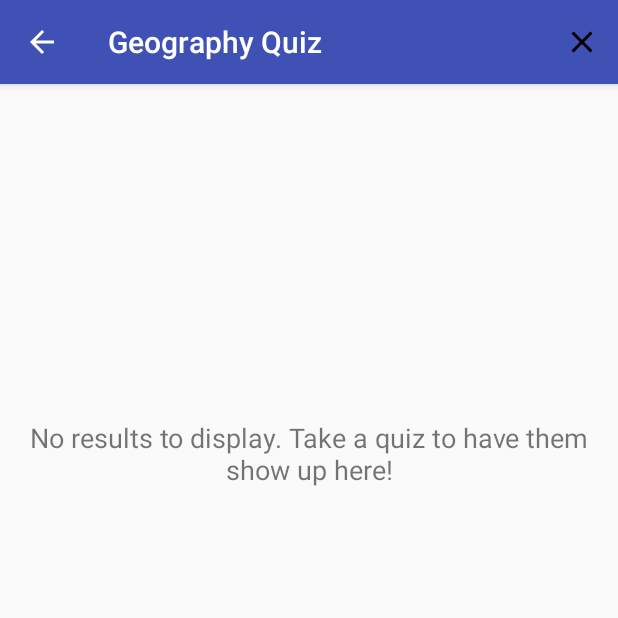
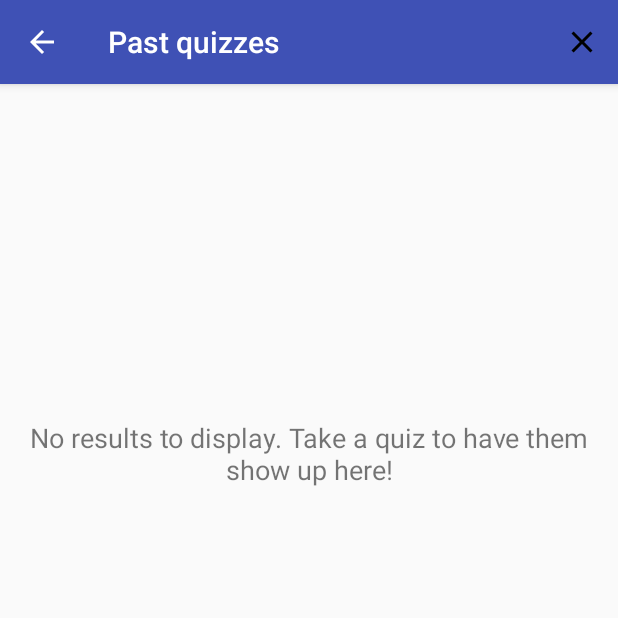
Before and after one commit to Kamal-M-Ali/CSCI-6060-Project-4, an Android app: the screen it shows after launch (ViewActivity), after a tap on "VIEW PAST QUIZ", on a phone screen of 412 x 824 dp, the top half of it. Run offline under Robolectric (Android 15) with nearby library versions, the phone set to English and light mode, and no system bars.

Commit message:
bug fixes

```diff
--- a/app/src/main/java/edu/uga/cs/geographyquiz/MainActivity.java
+++ b/app/src/main/java/edu/uga/cs/geographyquiz/MainActivity.java
@@ -31,8 +31,11 @@ public class MainActivity extends MenuActivity {
 
         // ancestor activity disable up button
         ActionBar ab = getSupportActionBar();
-        if (ab != null)
+        if (ab != null) {
             ab.setDisplayHomeAsUpEnabled(false);
+            ab.setTitle("Geography Quiz");
+        }
+
 
         // setting up event handlers
         takeQuizButton.setOnClickListener(view ->
--- a/app/src/main/java/edu/uga/cs/geographyquiz/ResultActivity.java
+++ b/app/src/main/java/edu/uga/cs/geographyquiz/ResultActivity.java
@@ -16,8 +16,11 @@ public class ResultActivity extends MenuActivity {
 
         // descendant activity enable up button, this will take the user back to the main activity
         ActionBar ab = getSupportActionBar();
-        if (ab != null)
+        if (ab != null) {
+            ab.setTitle("Back to main menu!");
             ab.setDisplayHomeAsUpEnabled(true);
+        }
+
 
         textView = findViewById(R.id.textView3);
 
--- a/app/src/main/java/edu/uga/cs/geographyquiz/ViewActivity.java
+++ b/app/src/main/java/edu/uga/cs/geographyquiz/ViewActivity.java
@@ -39,8 +39,10 @@ public class ViewActivity extends MenuActivity {
 
         // descendant activity enable the up button
         ActionBar ab = getSupportActionBar();
-        if (ab != null)
+        if (ab != null) {
+            ab.setTitle("Past quizzes");
             ab.setDisplayHomeAsUpEnabled(true);
+        }
 
         // defining variables
         recyclerView = findViewById(R.id.recyclerView);
--- a/app/src/main/res/values/strings.xml
+++ b/app/src/main/res/values/strings.xml
@@ -1,6 +1,6 @@
 <resources>
     <string name="app_name">Geography Quiz</string>
-    <string name="app_desc">In this app you will be presented with a 6 question quiz. For each question you will be presented with a state and your job is to select the capital city of that state from the 3 choices that will be presented to you. Once you are happy with your choice, swipe left to move to the next question. Once all 6 questions have been answered you will be given your final score. Past quiz results are saved and can be viewed by selecting the \"View Past Quiz\" button below. Press \"Take a Quiz\" to begin your quiz!</string>
+    <string name="app_desc">In this app you will be presented with a 6 page, 12 question quiz. On each page, your job is to select 1) the capital city of that state and 2) whether or not the capital city is also the largest city in the state. Once you are happy with your choices, swipe left to move to the next page. After the final swipe you will be given your results. Past quiz results are saved and can be viewed by selecting the \"View Past Quiz\" button below. Press \"Take a Quiz\" to begin your quiz!</string>
     <!-- TODO: Remove or change this placeholder text -->
     <string name="hello_blank_fragment">Hello blank fragment</string>
 </resources>
```
Also changed, not shown: app/src/main/java/edu/uga/cs/geographyquiz/GeographyQuizData.java (+18 -9 lines), app/src/main/java/edu/uga/cs/geographyquiz/QuizActivity.java (+18 -11 lines).
